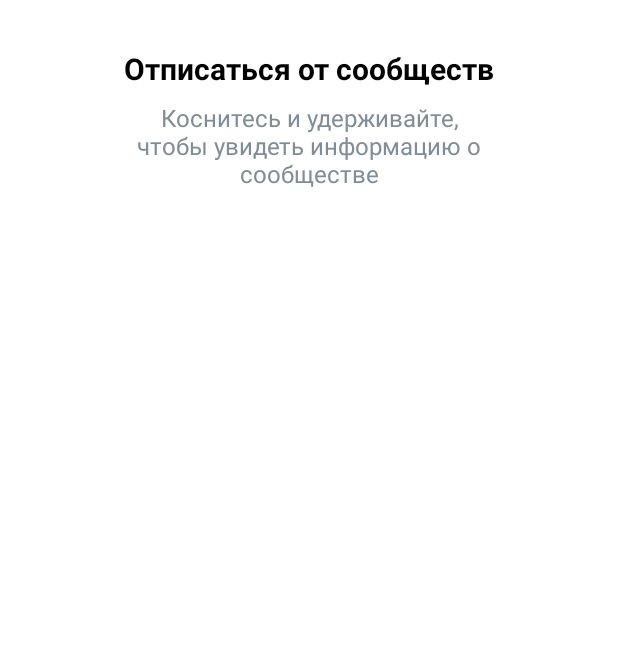
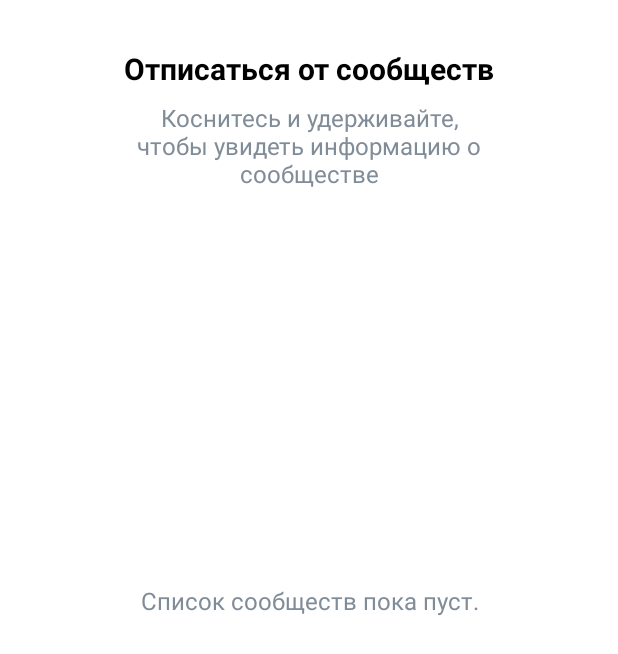
Before and after one commit to Pank-Off/VkSubscribeApp, an Android app: the MainActivity screen opened directly, with no data from a screen before it, on a phone screen of 412 x 824 dp. Shown: the top 654 px of the screen. Run offline under Robolectric (Android 15) with nearby library versions, the phone set to English and light mode, and no system bars; our stand-ins replace Room's generated code; libraries missing offline, so code that uses them is left out: com.facebook.drawee, com.vk.dto; 6 statements that could not run were skipped.

Commit message:
set text if list is empty

```diff
--- a/app/src/main/java/ru/punkoff/vksubscribeapp/main/MainActivity.kt
+++ b/app/src/main/java/ru/punkoff/vksubscribeapp/main/MainActivity.kt
@@ -43,24 +43,25 @@ class MainActivity : AppCompatActivity() {
                     is MainViewState.ERROR -> {
                         Log.e(javaClass.simpleName, viewState.exc.stackTraceToString())
                         progressBar.visibility = View.GONE
+                        emptyListTv.visibility = View.GONE
                     }
-                    MainViewState.Loading -> progressBar.visibility = View.VISIBLE
+                    MainViewState.Loading -> {
+                        progressBar.visibility = View.VISIBLE
+                        emptyListTv.visibility = View.GONE
+                    }
                     is MainViewState.Success -> {
                         Log.e(javaClass.simpleName, "Success: ${viewState.items}")
+                        emptyListTv.visibility = View.GONE
                         setAnimation(0, binding)
                         unsubscribeBtn.counter.text = "0"
                         unsubscribeBtn.progressBarBtn.visibility = View.GONE
                         unsubscribeBtn.counter.visibility = View.VISIBLE
                         progressBar.visibility = View.INVISIBLE
-                        Log.e(
-                            javaClass.simpleName,
-                            "before CurrentList: ${communitiesAdapter.currentList}"
-                        )
+
+                        if (viewState.items.isEmpty()) {
+                            emptyListTv.visibility = View.VISIBLE
+                        }
                         communitiesAdapter.submitList(viewState.items)
-                        Log.e(
-                            javaClass.simpleName,
-                            "after CurrentList: ${communitiesAdapter.currentList}"
-                        )
                     }
                 }
             }
@@ -140,10 +141,12 @@ class MainActivity : AppCompatActivity() {
 
                 if (it.isSelected) {
                     unsubscribeBtn.unsubscribeTvBtn.text = getString(R.string.subscribe)
+                    unsubscribeTv.text = getString(R.string.subscribe_text)
                     unsubscribeBtn.rootUnsubscribeBtn.requestLayout()
                     viewModel.showUnsubscribed()
                 } else {
                     unsubscribeBtn.unsubscribeTvBtn.text = getString(R.string.unsubscribe)
+                    unsubscribeTv.text = getString(R.string.unsubscribe_text)
                     unsubscribeBtn.rootUnsubscribeBtn.requestLayout()
                     viewModel.requestData()
                 }
--- a/app/src/main/res/layout/activity_main.xml
+++ b/app/src/main/res/layout/activity_main.xml
@@ -11,8 +11,8 @@
         android:id="@+id/toolbar"
         android:layout_width="match_parent"
         android:layout_height="?actionBarSize"
+        android:elevation="10dp"
         android:visibility="gone"
-        android:elevation="10dp"
         app:layout_constraintTop_toTopOf="parent">
 
         <TextView
@@ -85,4 +85,17 @@
         app:layout_constraintLeft_toLeftOf="parent"
         app:layout_constraintRight_toRightOf="parent"
         app:layout_constraintTop_toTopOf="parent" />
+
+    <TextView
+        android:id="@+id/empty_list_tv"
+        style="@style/MainDescriptionTVStyle"
+        android:layout_width="match_parent"
+        android:layout_height="wrap_content"
+        android:gravity="center"
+        android:text="@string/info_if_list_is_empty"
+        android:visibility="gone"
+        app:layout_constraintBottom_toBottomOf="parent"
+        app:layout_constraintLeft_toLeftOf="parent"
+        app:layout_constraintRight_toRightOf="parent"
+        app:layout_constraintTop_toTopOf="parent" />
 </androidx.constraintlayout.motion.widget.MotionLayout>
--- a/app/src/main/res/values/strings.xml
+++ b/app/src/main/res/values/strings.xml
@@ -6,6 +6,8 @@
     <string name="main_description">Коснитесь и удерживайте, чтобы увидеть информацию о сообществе</string>
     <string name="unsubscribe">Отписаться</string>
     <string name="subscribe">Подписаться</string>
+    <string name="subscribe_text">Подписаться на сообщества</string>
+    <string name="info_if_list_is_empty">Список сообществ пока пуст.</string>
 
     <integer name="com_vk_sdk_AppId">8118301</integer>
 </resources>
--- a/app/src/main/res/xml/motion_scene.xml
+++ b/app/src/main/res/xml/motion_scene.xml
@@ -39,6 +39,19 @@
             app:layout_constraintBottom_toBottomOf="parent"
             app:layout_constraintEnd_toEndOf="parent"
             app:layout_constraintStart_toStartOf="parent"
+            app:visibilityMode="ignore" />
+        <Constraint
+            android:id="@+id/empty_list_tv"
+            style="@style/MainDescriptionTVStyle"
+            android:layout_width="match_parent"
+            android:layout_height="wrap_content"
+            android:gravity="center"
+            android:text="@string/info_if_list_is_empty"
+            android:visibility="gone"
+            app:layout_constraintBottom_toBottomOf="parent"
+            app:layout_constraintLeft_toLeftOf="parent"
+            app:layout_constraintRight_toRightOf="parent"
+            app:layout_constraintTop_toTopOf="parent"
             app:visibilityMode="ignore" />
     </ConstraintSet>
     <ConstraintSet android:id="@+id/end">
@@ -103,6 +116,19 @@
             app:layout_constraintEnd_toEndOf="parent"
             app:layout_constraintStart_toStartOf="parent"
             app:visibilityMode="ignore" />
+        <Constraint
+            android:id="@+id/empty_list_tv"
+            style="@style/MainDescriptionTVStyle"
+            android:layout_width="match_parent"
+            android:layout_height="wrap_content"
+            android:gravity="center"
+            android:text="@string/info_if_list_is_empty"
+            android:visibility="gone"
+            app:layout_constraintBottom_toBottomOf="parent"
+            app:layout_constraintLeft_toLeftOf="parent"
+            app:layout_constraintRight_toRightOf="parent"
+            app:layout_constraintTop_toTopOf="parent"
+            app:visibilityMode="ignore" />
     </ConstraintSet>
 
 </MotionScene>
```
